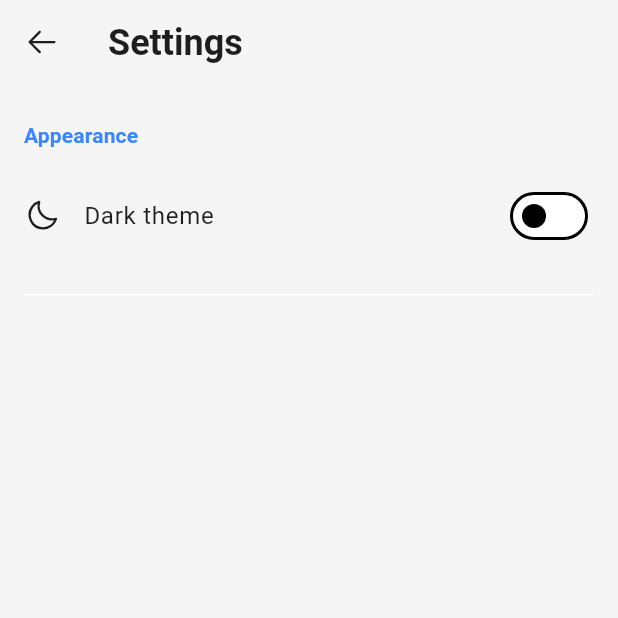
After one commit to MatviiU/dev_jot, a Flutter app: the SettingsScreen screen opened by its route, after a tap on "Dark theme", on a phone screen of 412 x 824 dp, the top half of it. The commit adds this screen. Run offline on Flutter 3.47's test engine with Material 3 defaults, Android fonts, the phone set to English and light mode, and no system bars; our stand-ins replace cloud_firestore, dio, equatable, firebase_auth, firebase_core, flutter_bloc and 6 more; accounts and stored records are empty; generated files the repository leaves out were written again; network calls fail.

Commit message:
feat(settings): created settings screen with theme toggle

```diff
--- a/lib/core/navigation/app_router.dart
+++ b/lib/core/navigation/app_router.dart
@@ -6,6 +6,7 @@ import 'package:dev_jot/features/auth/presentation/screens/signup_screen.dart';
 import 'package:dev_jot/features/notes/domain/models/note.dart';
 import 'package:dev_jot/features/notes/presentation/screens/add_edit_note_screen.dart';
 import 'package:dev_jot/features/notes/presentation/screens/home_screen.dart';
+import 'package:dev_jot/features/settings/presentation/screens/settings_screen.dart';
 import 'package:flutter/material.dart';
 import 'package:go_router/go_router.dart';
 
@@ -45,6 +46,11 @@ class AppRouter {
               return AddEditNoteScreen(note: note);
             },
           ),
+          GoRoute(
+            path: '/settings',
+            name: ScreenNames.settings,
+            builder: (context, state) => const SettingsScreen(),
+          ),
         ],
       ),
     ],
--- a/lib/features/app/screen_names.dart
+++ b/lib/features/app/screen_names.dart
@@ -4,4 +4,5 @@ abstract class ScreenNames {
   static const signIn = 'sign-in';
   static const signUp = 'sign-up';
   static const addEditNote = 'add-edit-note';
+  static const settings = 'settings';
 }
--- a/lib/features/notes/presentation/screens/home_screen.dart
+++ b/lib/features/notes/presentation/screens/home_screen.dart
@@ -55,6 +55,10 @@ class _HomeScreenState extends State<HomeScreen> {
           ),
         ),
         actions: [
+          IconButton(
+            onPressed: () => context.pushNamed(ScreenNames.settings),
+            icon: PhosphorIcon(PhosphorIcons.gear(PhosphorIconsStyle.regular)),
+          ),
           IconButton(
             color: appTheme.onBackground,
             icon: PhosphorIcon(
--- /dev/null
+++ b/lib/features/settings/presentation/screens/settings_screen.dart
@@ -0,0 +1,76 @@
+import 'package:dev_jot/core/theme/app_theme.dart';
+import 'package:dev_jot/features/settings/presentation/cubit/theme_cubit.dart';
+import 'package:flutter/material.dart';
+import 'package:flutter_bloc/flutter_bloc.dart';
+import 'package:go_router/go_router.dart';
+import 'package:phosphor_flutter/phosphor_flutter.dart';
+
+class SettingsScreen extends StatelessWidget {
+  const SettingsScreen({super.key});
+
+  @override
+  Widget build(BuildContext context) {
+    final appTheme = Theme.of(context).extension<AppColorsExtension>()!;
+    final textTheme = Theme.of(context).textTheme;
+    return Scaffold(
+      appBar: AppBar(
+        elevation: 0,
+        backgroundColor: appTheme.background,
+        leading: IconButton(
+          onPressed: () => context.pop(),
+          icon: PhosphorIcon(
+            PhosphorIcons.arrowLeft(),
+            color: appTheme.onBackground,
+          ),
+        ),
+        title: Text('Settings', style: textTheme.headlineMedium),
+      ),
+      body: BlocBuilder<ThemeCubit, ThemeMode>(
+        builder: (context, currentThemeMode) {
+          return ListView(
+            children: [
+              Padding(
+                padding: const EdgeInsets.only(
+                  top: 24,
+                  left: 16,
+                  bottom: 8,
+                  right: 16,
+                ),
+                child: Text(
+                  'Appearance',
+                  style: textTheme.labelLarge?.copyWith(
+                    color: appTheme.primary,
+                  ),
+                ),
+              ),
+              SwitchListTile(
+                contentPadding: const EdgeInsets.symmetric(
+                  horizontal: 16,
+                  vertical: 8,
+                ),
+                secondary: PhosphorIcon(
+                  PhosphorIcons.moon(PhosphorIconsStyle.regular),
+                  color: appTheme.onSurface,
+                ),
+                title: Text('Dark theme', style: textTheme.bodyLarge),
+                value: currentThemeMode == ThemeMode.dark,
+                activeThumbColor: appTheme.primary,
+                onChanged: (isDark) {
+                  final newTheme = isDark ? ThemeMode.dark : ThemeMode.light;
+                  context.read<ThemeCubit>().setTheme(newTheme);
+                },
+              ),
+              Padding(
+                padding: const EdgeInsets.symmetric(
+                  horizontal: 16,
+                  vertical: 16,
+                ),
+                child: Divider(height: 1, color: appTheme.surface),
+              ),
+            ],
+          );
+        },
+      ),
+    );
+  }
+}
```
